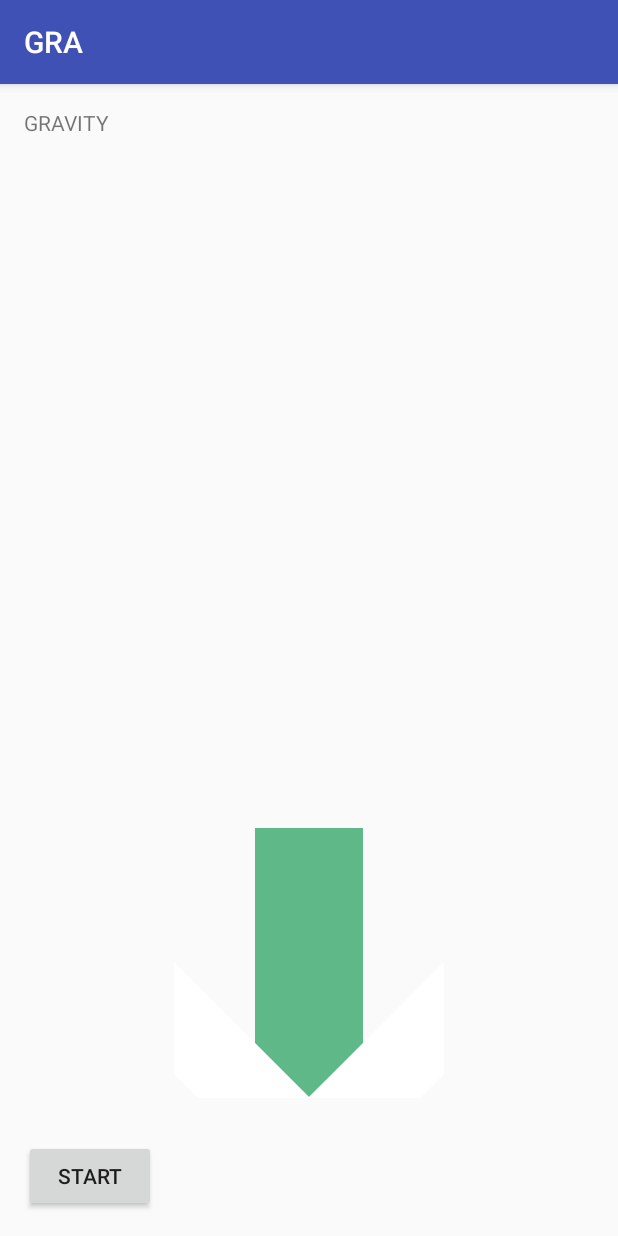
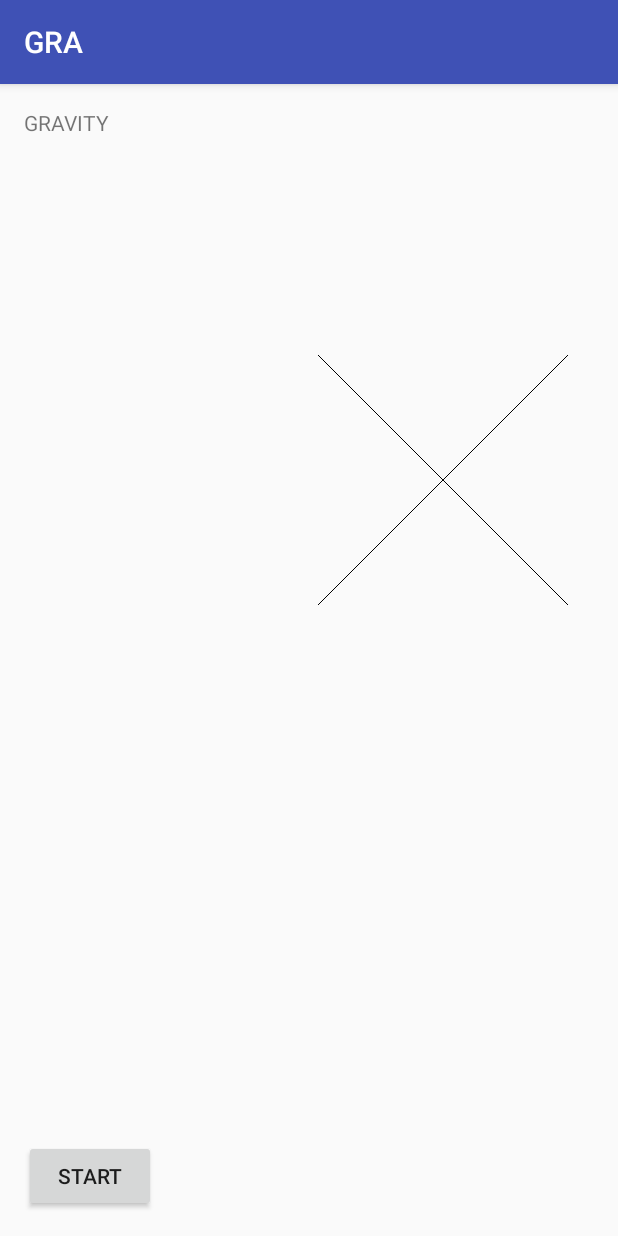
Before and after one commit to fakturk/GRA, an Android app: the screen it shows after launch (MainActivity), on a phone screen of 412 x 824 dp. Run offline under Robolectric (Android 15) with nearby library versions, the phone set to English and light mode, and no system bars.

Commit message:
add custom view in main activity

```diff
--- /dev/null
+++ b/app/src/main/java/com/unist/netlab/fakturk/gra/ArrowView.java
@@ -0,0 +1,43 @@
+package com.unist.netlab.fakturk.gra;
+
+import android.content.Context;
+import android.graphics.Canvas;
+import android.graphics.Paint;
+import android.util.AttributeSet;
+import android.view.View;
+
+/**
+ * Created by fakturk on 24/10/2016.
+ */
+
+public class ArrowView extends View
+{
+    Paint paint = new Paint();
+
+    public ArrowView(Context context)
+    {
+
+        super(context);
+        Paint paint = new Paint();
+    }
+    public ArrowView(Context context, AttributeSet attrs, int defStyle)
+    {
+
+        super(context, attrs, defStyle);
+        Paint paint = new Paint();
+    }
+    public ArrowView(Context context, AttributeSet attrs)
+    {
+
+        super(context, attrs);
+        Paint paint = new Paint();
+    }
+
+    @Override
+    protected void onDraw(Canvas canvas)
+    {
+
+        canvas.drawLine(0, 0, 250, 250, paint);
+        canvas.drawLine(250, 0, 0, 250, paint);
+    }
+}
--- a/app/src/main/java/com/unist/netlab/fakturk/gra/MainActivity.java
+++ b/app/src/main/java/com/unist/netlab/fakturk/gra/MainActivity.java
@@ -4,13 +4,10 @@ import android.content.BroadcastReceiver;
 import android.content.Context;
 import android.content.Intent;
 import android.content.IntentFilter;
-import android.net.Uri;
+import android.graphics.Color;
+import android.os.Bundle;
 import android.support.v4.content.LocalBroadcastManager;
 import android.support.v7.app.AppCompatActivity;
-import android.os.Bundle;
-import android.view.Menu;
-import android.view.MenuItem;
-import android.view.View;
 import android.widget.Button;
 import android.widget.TextView;
 
@@ -31,10 +28,17 @@ public class MainActivity extends AppCompatActivity {
 
     DynamicAcceleration dynamic;
 
+    ArrowView arrowView;
+
     @Override
     protected void onCreate(final Bundle savedInstanceState) {
 
         super.onCreate(savedInstanceState);
+
+        arrowView = new ArrowView(this);
+        arrowView.setBackgroundColor(Color.WHITE);
+        setContentView(arrowView);
+
         setContentView(R.layout.activity_main);
 
         tv_gravity = (TextView) findViewById(R.id.tv_gravity);
@@ -51,6 +55,8 @@ public class MainActivity extends AppCompatActivity {
         dynamic = new DynamicAcceleration();
 
         start = false;
+
+
 
 
 
@@ -123,22 +129,24 @@ public class MainActivity extends AppCompatActivity {
         }, new IntentFilter(SensorService.ACTION_SENSOR_BROADCAST));
 
 
-        buttonStart.setOnClickListener(new View.OnClickListener() {
-            @Override
-            public void onClick(View v) {
-                if (buttonStart.getText().equals("Start")) {
-                    buttonStart.setText("Stop");
-                    startService(new Intent(MainActivity.this, SensorService.class));
-
-                } else {
-                    buttonStart.setText("Start");
-                    stopService(new Intent(MainActivity.this, SensorService.class));
+//        buttonStart.setOnClickListener(new View.OnClickListener() {
+//            @Override
+//            public void onClick(View v) {
+//                if (buttonStart.getText().equals("Start")) {
+//                    buttonStart.setText("Stop");
+//                    startService(new Intent(MainActivity.this, SensorService.class));
+//
+//                } else {
+//                    buttonStart.setText("Start");
+//                    stopService(new Intent(MainActivity.this, SensorService.class));
+//
+//
+//                }
+//            }
+//        });
+    }
 
 
-                }
-            }
-        });
-    }
 
     @Override
     protected void onPause() {
--- a/app/src/main/res/layout/activity_main.xml
+++ b/app/src/main/res/layout/activity_main.xml
@@ -28,17 +28,14 @@
         android:layout_alignParentTop="true"
         android:text="GRAVITY" />
 
+    <com.unist.netlab.fakturk.gra.ArrowView
+        android:layout_width="wrap_content"
+        android:layout_height="wrap_content"
+        android:id="@+id/arrowView"
+        android:layout_marginStart="108dp"
+        android:layout_marginTop="145dp"
+        android:layout_below="@+id/tv_gravity"
+        android:layout_toEndOf="@+id/buttonStart"/>
 
-    <ImageView
-        android:layout_width="180dp"
-        android:layout_height="180dp"
-        android:rotation="90"
-        android:src="@drawable/arrow_right"
-        android:id="@+id/arrow"
-
-        android:layout_above="@+id/buttonStart"
-        android:layout_centerHorizontal="true"
-        android:layout_marginBottom="28dp" />
-    />
 
 </RelativeLayout>
```
